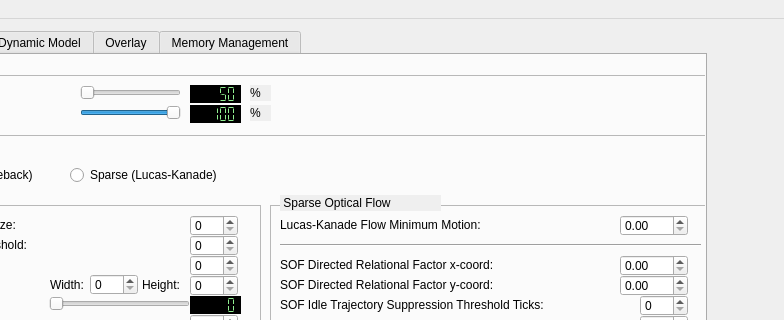
The window that TrackerRT_UI/mainwindow.ui (hvictor/Release) describes before a commit, drawn with Qt 5; both pictures show x 202 to 986 and y 0 to 320 of the 986 by 567 pixel window.
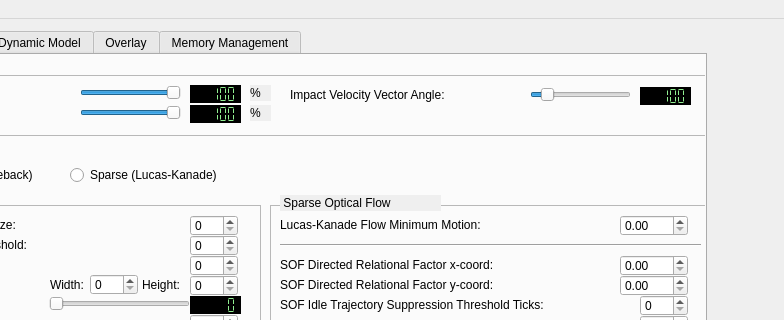
The same window after the commit. The open tabs and pages were chosen to show the change. Custom widgets are drawn as their Qt base class.

Patch:
```diff
--- a/TrackerRT_UI/mainwindow.ui
+++ b/TrackerRT_UI/mainwindow.ui
@@ -2052,7 +2052,7 @@
            <enum>QLCDNumber::Flat</enum>
           </property>
           <property name="value" stdset="0">
-           <double>50.000000000000000</double>
+           <double>100.000000000000000</double>
           </property>
          </widget>
          <widget class="QSlider" name="lowPassXSlider">
@@ -2070,6 +2070,9 @@
           <property name="maximum">
            <number>100</number>
           </property>
+          <property name="value">
+           <number>100</number>
+          </property>
           <property name="orientation">
            <enum>Qt::Horizontal</enum>
           </property>
@@ -2137,6 +2140,69 @@
            <enum>Qt::Horizontal</enum>
           </property>
          </widget>
+         <widget class="QLCDNumber" name="lcd_ImpactVelocityVectorAngleThresh">
+          <property name="enabled">
+           <bool>true</bool>
+          </property>
+          <property name="geometry">
+           <rect>
+            <x>820</x>
+            <y>12</y>
+            <width>51</width>
+            <height>18</height>
+           </rect>
+          </property>
+          <property name="styleSheet">
+           <string notr="true">background-color: black; color: lightgreen;</string>
+          </property>
+          <property name="segmentStyle">
+           <enum>QLCDNumber::Flat</enum>
+          </property>
+          <property name="value" stdset="0">
+           <double>100.000000000000000</double>
+          </property>
+         </widget>
+         <widget class="QLabel" name="label_78">
+          <property name="geometry">
+           <rect>
+            <x>470</x>
+            <y>10</y>
+            <width>231</width>
+            <height>20</height>
+           </rect>
+          </property>
+          <property name="font">
+           <font>
+            <weight>50</weight>
+            <bold>false</bold>
+           </font>
+          </property>
+          <property name="text">
+           <string>Impact Velocity Vector Angle:</string>
+          </property>
+         </widget>
+         <widget class="QSlider" name="slider_ImpactVectorAngleThresh">
+          <property name="geometry">
+           <rect>
+            <x>710</x>
+            <y>10</y>
+            <width>101</width>
+            <height>20</height>
+           </rect>
+          </property>
+          <property name="minimum">
+           <number>30</number>
+          </property>
+          <property name="maximum">
+           <number>120</number>
+          </property>
+          <property name="value">
+           <number>40</number>
+          </property>
+          <property name="orientation">
+           <enum>Qt::Horizontal</enum>
+          </property>
+         </widget>
         </widget>
         <widget class="QLabel" name="label_59">
          <property name="geometry">
```
Left out of the diff: 20 changed lines with no effect on the pictures.
